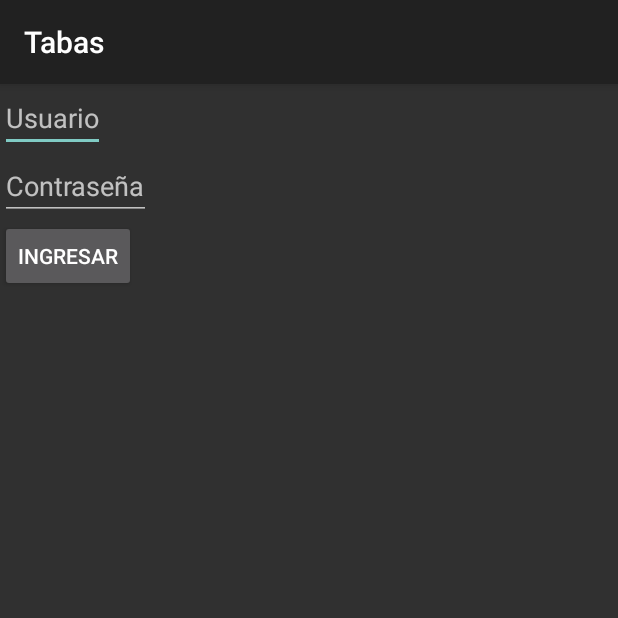
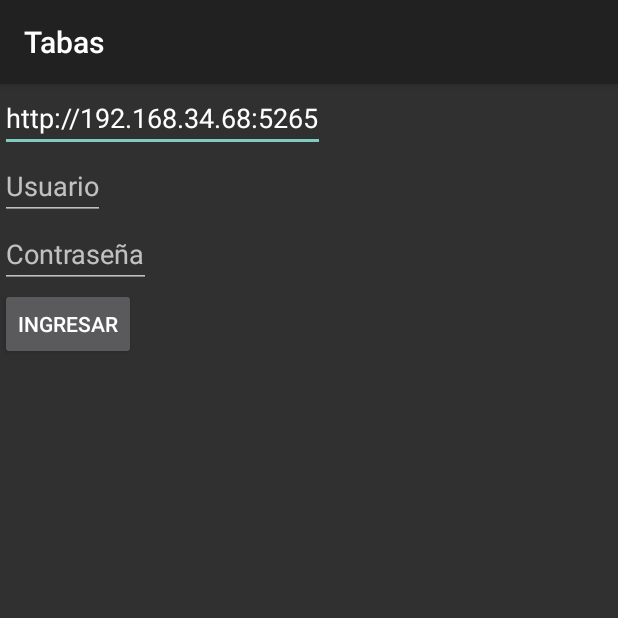
Before and after one commit to itcr3442/CE3101-Tabas, an Android app: the screen it shows after launch (MainActivity), after a tap on "INGRESAR", on a phone screen of 412 x 824 dp, the top half of it. Run offline under Robolectric (Android 15) with nearby library versions, the phone set to English and light mode, and no system bars.

Commit message:
app: add text field for server address

```diff
--- a/app/app/src/main/kotlin/MainActivity.kt
+++ b/app/app/src/main/kotlin/MainActivity.kt
@@ -6,13 +6,8 @@ import android.widget.EditText
 import android.widget.TextView
 import androidx.appcompat.app.AppCompatActivity
 
-import retrofit2.Call
-import retrofit2.Callback
-import retrofit2.Response
-import retrofit2.Retrofit
-import retrofit2.converter.gson.GsonConverterFactory
-
 class MainActivity : AppCompatActivity() {
+  private lateinit var baseUrl: EditText
   private lateinit var username: EditText
   private lateinit var password: EditText
   private lateinit var loginError: TextView
@@ -21,31 +16,22 @@ class MainActivity : AppCompatActivity() {
     super.onCreate(savedInstanceState)
     setContentView(R.layout.activity_main)
 
+    baseUrl = findViewById(R.id.baseUrl);
     username = findViewById(R.id.username);
     password = findViewById(R.id.password);
     loginError = findViewById(R.id.loginError);
   }
 
-  fun login(view: View) {
+  fun login(_view: View) {
+    val baseUrl = baseUrl.text.toString()
     val username = username.text.toString()
 	val password = password.text.toString()
 
-    val retrofit = Retrofit.Builder()
-                    .baseUrl("http://192.168.34.68:5265")
-                    .addConverterFactory(GsonConverterFactory.create())
-                    .build()
-
-    val service = retrofit.create(TabasService::class.java)
-	service.checkLogin(username, password).enqueue(object : Callback<Success> {
-	  override fun onResponse(call: Call<Success>, response: Response<Success>) {
-	    if(response.body()!!.success != 1) {
-		  loginError.setVisibility(View.VISIBLE)
-		}
+    val session = Session(baseUrl, username, password)
+    session.login({ success -> run {
+	  if(!success) {
+	    loginError.setVisibility(View.VISIBLE)
 	  }
-
-	  override fun onFailure(call: Call<Success>, t: Throwable) {
-	    throw t
-	  }
-	});
+	}})
   }
 }
--- /dev/null
+++ b/app/app/src/main/kotlin/Session.kt
@@ -0,0 +1,32 @@
+package cr.ac.tec.ce3101.tabas.app
+
+import retrofit2.Call
+import retrofit2.Callback
+import retrofit2.Response
+import retrofit2.Retrofit
+import retrofit2.converter.gson.GsonConverterFactory
+
+class Session(url: String, private val username: String, private val password: String) {
+  private val service: TabasService
+
+  init {
+    val retrofit = Retrofit.Builder()
+                    .baseUrl(url)
+                    .addConverterFactory(GsonConverterFactory.create())
+                    .build()
+
+    service = retrofit.create(TabasService::class.java)
+  }
+
+  fun login(auth: (Boolean) -> Unit) {
+    service.checkLogin(username, password).enqueue(object : Callback<Success> {
+      override fun onResponse(call: Call<Success>, response: Response<Success>) {
+        auth(response.body()!!.success == 1)
+      }
+
+      override fun onFailure(call: Call<Success>, t: Throwable) {
+        throw t
+      }
+    });
+  }
+}
--- a/app/app/src/main/res/layout/activity_main.xml
+++ b/app/app/src/main/res/layout/activity_main.xml
@@ -3,6 +3,11 @@
               android:layout_width="match_parent"
               android:layout_height="match_parent"
               android:orientation="vertical" >
+
+    <EditText android:id="@+id/baseUrl"
+              android:layout_width="wrap_content"
+              android:layout_height="wrap_content"
+              android:text="http://192.168.34.68:5265" />
 
     <EditText android:id="@+id/username"
               android:layout_width="wrap_content"
```
